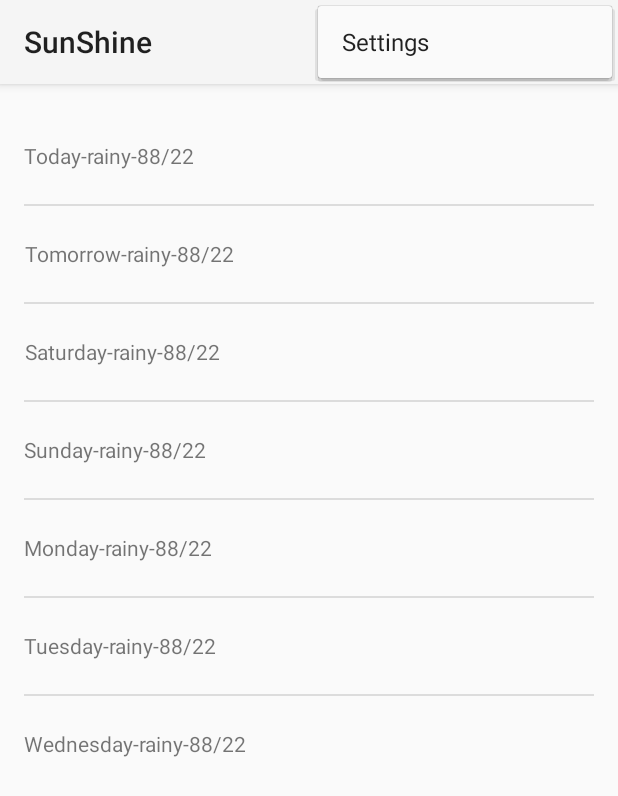
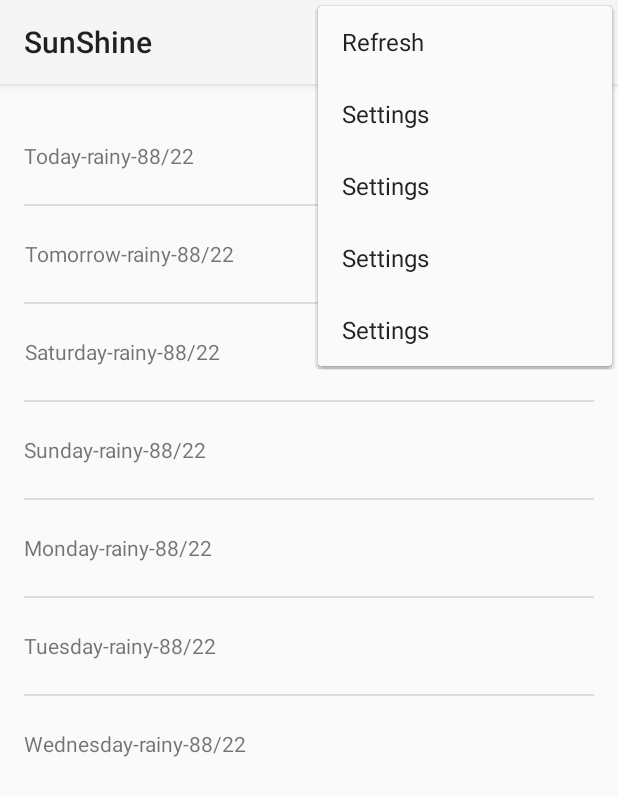
Before and after one commit to BrandonQi/SunShine, an Android app: the screen it shows after launch (MainActivity), with the options menu open, on a phone screen of 412 x 824 dp. Shown: the top 796 px of the screen. Run offline under Robolectric (Android 15) with nearby library versions, the phone set to English and light mode, and no system bars.

```diff
--- a/SunShine/app/src/main/res/menu/menu_main.xml
+++ b/SunShine/app/src/main/res/menu/menu_main.xml
@@ -1,5 +1,25 @@
-<menu xmlns:android="http://schemas.android.com/apk/res/android"
-    xmlns:tools="http://schemas.android.com/tools" tools:context=".MainActivity">
-    <item android:id="@+id/action_settings" android:title="@string/action_settings"
-        android:orderInCategory="100" android:showAsAction="never" />
+<menu
+    xmlns:android="http://schemas.android.com/apk/res/android"
+    xmlns:tools="http://schemas.android.com/tools"
+    tools:context=".MainActivity">
+    <item
+        android:id="@+id/action_settings_1"
+        android:title="@string/action_settings"
+        android:orderInCategory="100"
+        android:showAsAction="never" />
+    <item
+        android:id="@+id/action_settings_2"
+        android:title="@string/action_settings"
+        android:orderInCategory="100"
+        android:showAsAction="never" />
+    <item
+        android:id="@+id/action_settings_3"
+        android:title="@string/action_settings"
+        android:orderInCategory="100"
+        android:showAsAction="never" />
+    <item
+        android:id="@+id/action_settings_4"
+        android:title="@string/action_settings"
+        android:orderInCategory="100"
+        android:showAsAction="never" />
 </menu>
--- /dev/null
+++ b/SunShine/app/src/main/res/menu/menu_mainfragment.xml
@@ -0,0 +1,8 @@
+<?xml version="1.0" encoding="utf-8"?>
+<menu xmlns:android="http://schemas.android.com/apk/res/android">
+    <item
+        android:id="@+id/refresh"
+        android:title="@string/refresh"
+        android:showAsAction="never">
+    </item>
+</menu>
--- a/SunShine/app/src/main/res/values/strings.xml
+++ b/SunShine/app/src/main/res/values/strings.xml
@@ -1,5 +1,6 @@
 <resources>
     <string name="app_name">SunShine</string>
-        <string name="hello_world">Hello world!</string>
+    <string name="hello_world">Hello world!</string>
     <string name="action_settings">Settings</string>
+    <string name="refresh">Refresh</string>
 </resources>
```
Also changed, not shown: SunShine/app/src/main/java/com/example/binqi/sunshine/MainActivity.java (+12 -9 lines), SunShine/app/src/main/java/com/example/binqi/sunshine/MainActivityFragment.java (+64 -1 lines).
